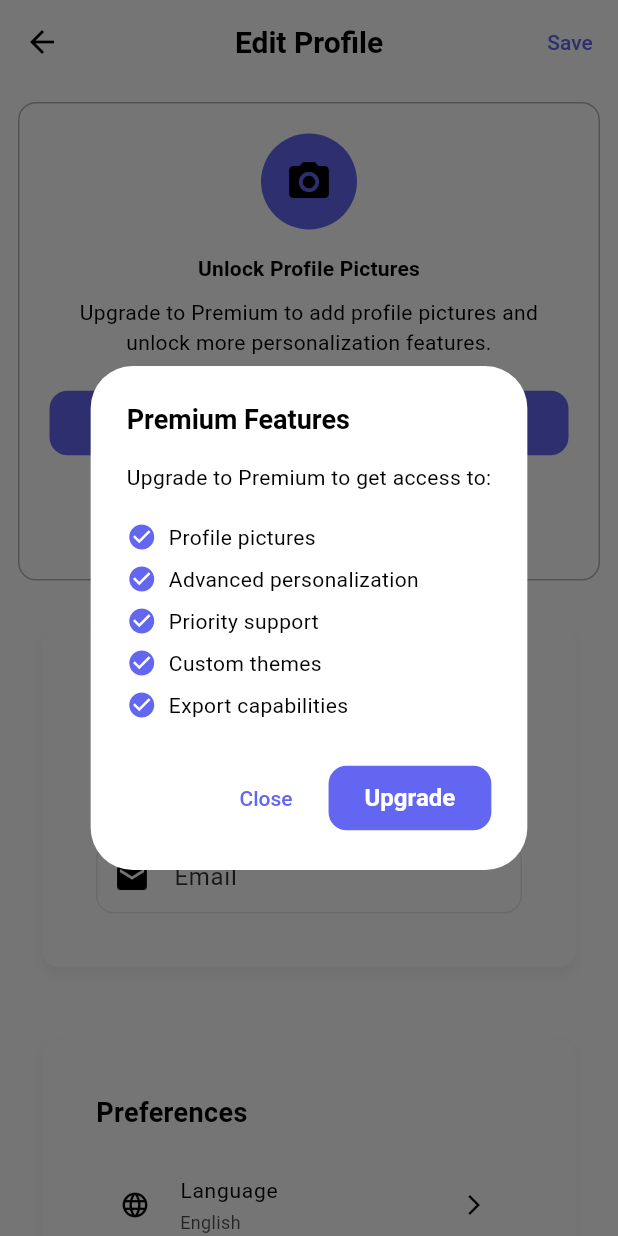
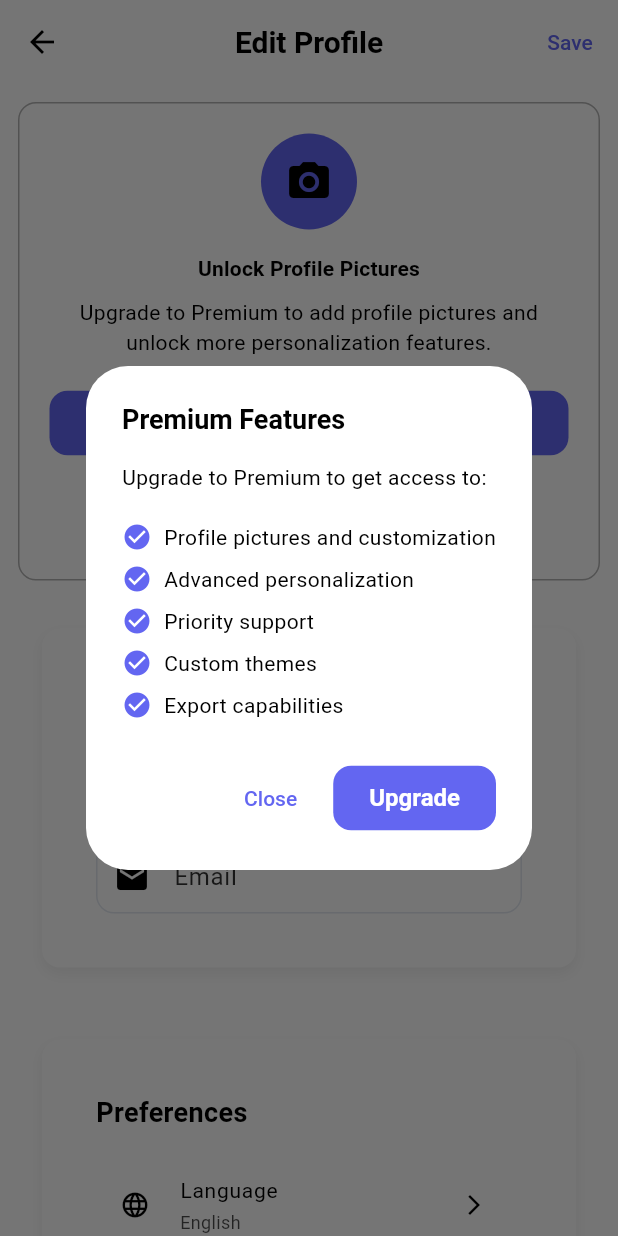
Before and after one commit to karstdiver/checklister, a Flutter app: the ProfileEditScreen screen opened by its route, after a tap on "Details", on a phone screen of 412 x 824 dp. Run offline on Flutter 3.47's test engine with Material 3 defaults, Android fonts, the phone set to English and light mode, and no system bars; our stand-ins replace cloud_firestore, easy_localization, firebase_analytics, firebase_auth, firebase_core, firebase_storage and 5 more; accounts and stored records are empty; generated files the repository leaves out were written again.

Commit message:
Fix privilege test panel language switching issue
- Replace tr() calls with TranslationService.translate() to follow codebase pattern
- Add ref.watch(translationProvider) to trigger rebuilds on language changes
- Simplify method signatures by removing WidgetRef parameter from helper methods
- Ensure privilege test panel properly updates when switching between English and Spanish

The widget now correctly responds to language changes and displays all text in the selected language.

```diff
--- a/app/lib/core/widgets/privilege_test_panel.dart
+++ b/app/lib/core/widgets/privilege_test_panel.dart
@@ -9,6 +9,9 @@ class PrivilegeTestPanel extends ConsumerWidget {
 
   @override
   Widget build(BuildContext context, WidgetRef ref) {
+    // Watch the translation provider to trigger rebuilds when language changes
+    ref.watch(translationProvider);
+
     final privileges = ref.watch(privilegeProvider);
     final currentTier = privileges?.tier ?? UserTier.anonymous;
 
@@ -17,7 +20,7 @@ class PrivilegeTestPanel extends ConsumerWidget {
         children: [
           Icon(Icons.science, color: Colors.orange),
           const SizedBox(width: 8),
-          Text('🧪 Test Privileges (DEV ONLY)'),
+          Text(TranslationService.translate('test_privileges')),
         ],
       ),
       children: [
@@ -27,12 +30,14 @@ class PrivilegeTestPanel extends ConsumerWidget {
             crossAxisAlignment: CrossAxisAlignment.start,
             children: [
               Text(
-                'Current Tier: ${_getTierName(currentTier)}',
+                TranslationService.translate('current_tier', [
+                  _getTierName(currentTier),
+                ]),
                 style: Theme.of(context).textTheme.titleSmall,
               ),
               const SizedBox(height: 16),
               Text(
-                'Switch to test different privilege levels:',
+                TranslationService.translate('switch_privilege_levels'),
                 style: Theme.of(context).textTheme.bodySmall,
               ),
               const SizedBox(height: 8),
@@ -56,7 +61,7 @@ class PrivilegeTestPanel extends ConsumerWidget {
               ),
               const SizedBox(height: 16),
               Text(
-                'Current Privileges:',
+                TranslationService.translate('current_privileges'),
                 style: Theme.of(context).textTheme.titleSmall,
               ),
               const SizedBox(height: 8),
@@ -71,18 +76,20 @@ class PrivilegeTestPanel extends ConsumerWidget {
   String _getTierName(UserTier tier) {
     switch (tier) {
       case UserTier.anonymous:
-        return 'Anonymous';
+        return TranslationService.translate('anonymous');
       case UserTier.free:
-        return 'Free';
+        return TranslationService.translate('free');
       case UserTier.premium:
-        return 'Premium';
+        return TranslationService.translate('premium');
       case UserTier.pro:
-        return 'Pro';
+        return TranslationService.translate('pro');
     }
   }
 
   Widget _buildPrivilegeList(UserPrivileges? privileges) {
-    if (privileges == null) return const Text('No privileges loaded');
+    if (privileges == null) {
+      return Text(TranslationService.translate('no_privileges_loaded'));
+    }
 
     final features = privileges.features;
     final enabledFeatures = features.entries
@@ -107,7 +114,7 @@ class PrivilegeTestPanel extends ConsumerWidget {
         ),
         if (enabledFeatures.isEmpty)
           Text(
-            'No features enabled',
+            TranslationService.translate('no_features_enabled'),
             style: TextStyle(
               color: Colors.grey[600],
               fontStyle: FontStyle.italic,
@@ -126,7 +133,11 @@ class PrivilegeTestPanel extends ConsumerWidget {
 
     ScaffoldMessenger.of(context).showSnackBar(
       SnackBar(
-        content: Text('Switched to ${_getTierName(tier)} tier'),
+        content: Text(
+          TranslationService.translate('switched_to_tier', [
+            _getTierName(tier),
+          ]),
+        ),
         duration: const Duration(seconds: 2),
       ),
     );
--- a/app/lib/core/widgets/signup_encouragement.dart
+++ b/app/lib/core/widgets/signup_encouragement.dart
@@ -99,7 +99,7 @@ class SignupEncouragement extends ConsumerWidget {
                   onPressed:
                       onSignupPressed ?? () => _showSignupDialog(context),
                   icon: const Icon(Icons.person_add, size: 18),
-                  label: const Text('Sign Up Free'),
+                  label: Text(TranslationService.translate('sign_up_free')),
                   style: ElevatedButton.styleFrom(
                     backgroundColor: Colors.blue[600],
                     foregroundColor: Colors.white,
@@ -111,7 +111,7 @@ class SignupEncouragement extends ConsumerWidget {
               TextButton(
                 onPressed: onDismiss,
                 child: Text(
-                  'Maybe Later',
+                  TranslationService.translate('maybe_later'),
                   style: TextStyle(color: Colors.grey[600]),
                 ),
               ),
@@ -126,26 +126,19 @@ class SignupEncouragement extends ConsumerWidget {
     showDialog(
       context: context,
       builder: (context) => AlertDialog(
-        title: const Text('Create Your Free Account'),
-        content: const Text(
-          'Sign up to unlock:\n'
-          '• Save and edit your checklists\n'
-          '• Session history and progress tracking\n'
-          '• Checklist templates\n'
-          '• Data backup and sync\n'
-          '• Create up to 5 checklists with 15 items each',
-        ),
+        title: Text(TranslationService.translate('create_free_account')),
+        content: Text(TranslationService.translate('signup_unlock_list')),
         actions: [
           TextButton(
             onPressed: () => Navigator.of(context).pop(),
-            child: const Text('Cancel'),
+            child: Text(TranslationService.translate('cancel')),
           ),
           ElevatedButton(
             onPressed: () {
               Navigator.of(context).pop();
               Navigator.pushReplacementNamed(context, '/login');
             },
-            child: const Text('Sign Up'),
+            child: Text(TranslationService.translate('signup')),
           ),
         ],
       ),
@@ -257,24 +250,24 @@ class ProfilePictureEncouragement extends ConsumerWidget {
   String _getTitle(UserTier tier) {
     switch (tier) {
       case UserTier.anonymous:
-        return 'Personalize Your Profile';
+        return TranslationService.translate('personalize_your_profile');
       case UserTier.free:
-        return 'Unlock Profile Pictures';
+        return TranslationService.translate('unlock_profile_pictures');
       case UserTier.premium:
       case UserTier.pro:
-        return 'Profile Pictures Available';
+        return TranslationService.translate('profile_pictures_available');
     }
   }
 
   String _getDescription(UserTier tier) {
     switch (tier) {
       case UserTier.anonymous:
-        return 'Sign up to add a profile picture and personalize your experience.';
+        return TranslationService.translate('signup_profile_description');
       case UserTier.free:
-        return 'Upgrade to Premium to add profile pictures and unlock more personalization features.';
+        return TranslationService.translate('upgrade_profile_description');
       case UserTier.premium:
       case UserTier.pro:
-        return 'You have access to profile pictures and all personalization features.';
+        return TranslationService.translate('premium_profile_description');
     }
   }
 }
@@ -321,24 +314,24 @@ class ProfilePictureDetailsDialog extends ConsumerWidget {
   String _getDialogTitle() {
     switch (userTier) {
       case UserTier.anonymous:
-        return 'Why Sign Up?';
+        return TranslationService.translate('why_sign_up');
       case UserTier.free:
-        return 'Premium Features';
+        return TranslationService.translate('premium_features');
       case UserTier.premium:
       case UserTier.pro:
-        return 'Your Premium Benefits';
+        return TranslationService.translate('your_premium_benefits');
     }
   }
 
   String _getDialogContent() {
     switch (userTier) {
       case UserTier.anonymous:
-        return 'Sign up to unlock these amazing features:';
+        return TranslationService.translate('signup_unlock_features');
       case UserTier.free:
-        return 'Upgrade to Premium to get access to:';
+        return TranslationService.translate('upgrade_access_features');
       case UserTier.premium:
       case UserTier.pro:
-        return 'You currently have access to:';
+        return TranslationService.translate('currently_have_access');
     }
   }
 
@@ -371,28 +364,28 @@ class ProfilePictureDetailsDialog extends ConsumerWidget {
     switch (userTier) {
       case UserTier.anonymous:
         return [
-          'Profile pictures and customization',
-          'Unlimited checklists',
-          'Session persistence',
-          'Advanced features',
-          'Data backup and sync',
+          TranslationService.translate('profile_pictures_customization'),
+          TranslationService.translate('unlimited_checklists'),
+          TranslationService.translate('session_persistence'),
+          TranslationService.translate('advanced_features'),
+          TranslationService.translate('data_backup_sync'),
         ];
       case UserTier.free:
         return [
-          'Profile pictures',
-          'Advanced personalization',
-          'Priority support',
-          'Custom themes',
-          'Export capabilities',
+          TranslationService.translate('profile_pictures_customization'),
+          TranslationService.translate('advanced_personalization'),
+          TranslationService.translate('priority_support'),
+          TranslationService.translate('custom_themes'),
+          TranslationService.translate('export_capabilities'),
         ];
       case UserTier.premium:
       case UserTier.pro:
         return [
-          'Profile pictures ✓',
-          'Advanced personalization ✓',
-          'Priority support ✓',
-          'Custom themes ✓',
-          'Export capabilities ✓',
+          TranslationService.translate('profile_pictures_check'),
+          TranslationService.translate('advanced_personalization_check'),
+          TranslationService.translate('priority_support_check'),
+          TranslationService.translate('custom_themes_check'),
+          TranslationService.translate('export_capabilities_check'),
         ];
     }
   }
```
Also changed, not shown: app/assets/translations/en_US.json (+39 -1 lines), app/assets/translations/es_ES.json (+39 -1 lines).
